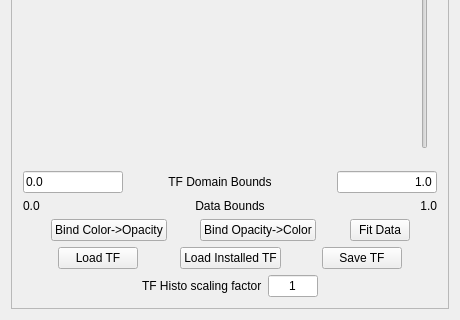
This is apps/vaporgui/guis/ui/isotab.ui in yyr/vapor as Qt 5 draws it before an edit; both pictures show x 0 to 460 and y 1085 to 1405 of the 460 by 1405 pixel window. The edited form follows.
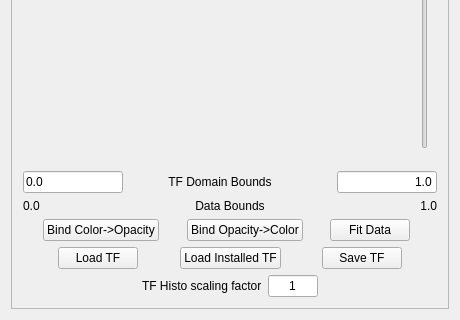
This is the edited form. Custom widgets are drawn as their Qt base class.

What changed in the file:
```diff
--- a/apps/vaporgui/guis/ui/isotab.ui
+++ b/apps/vaporgui/guis/ui/isotab.ui
@@ -2501,12 +2501,6 @@
             </item>
             <item>
              <widget class="QPushButton" name="fitDataButton">
-              <property name="maximumSize">
-               <size>
-                <width>60</width>
-                <height>16777215</height>
-               </size>
-              </property>
               <property name="toolTip">
                <string>Fit TF domain bounds to data bounds</string>
               </property>
```
